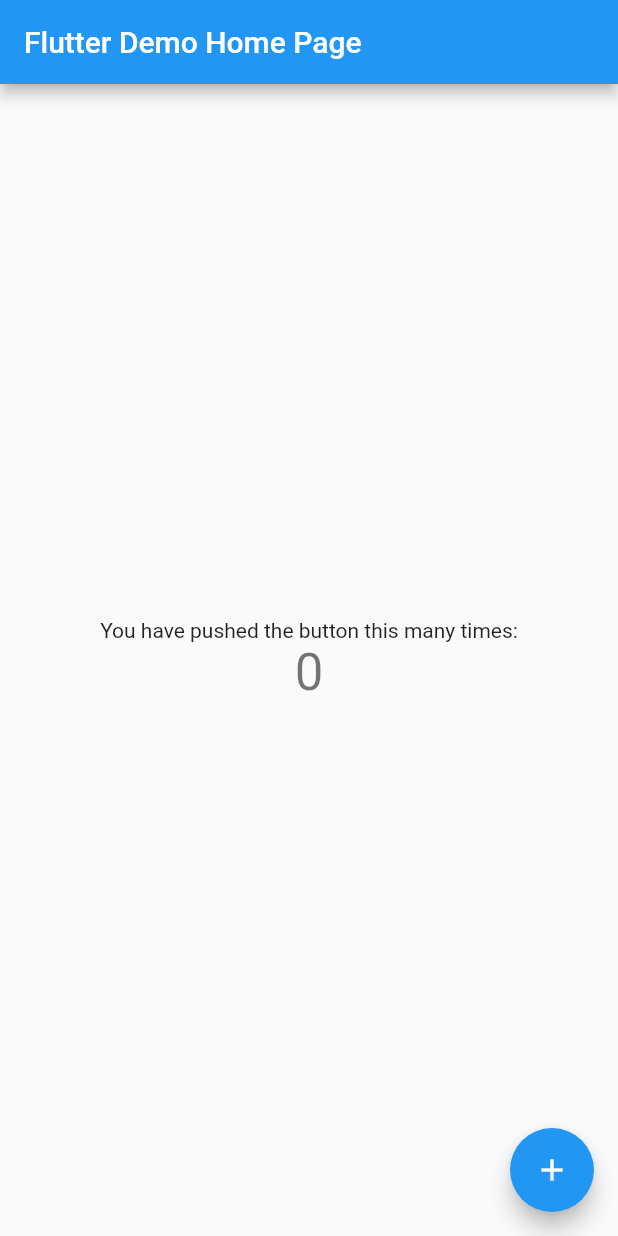
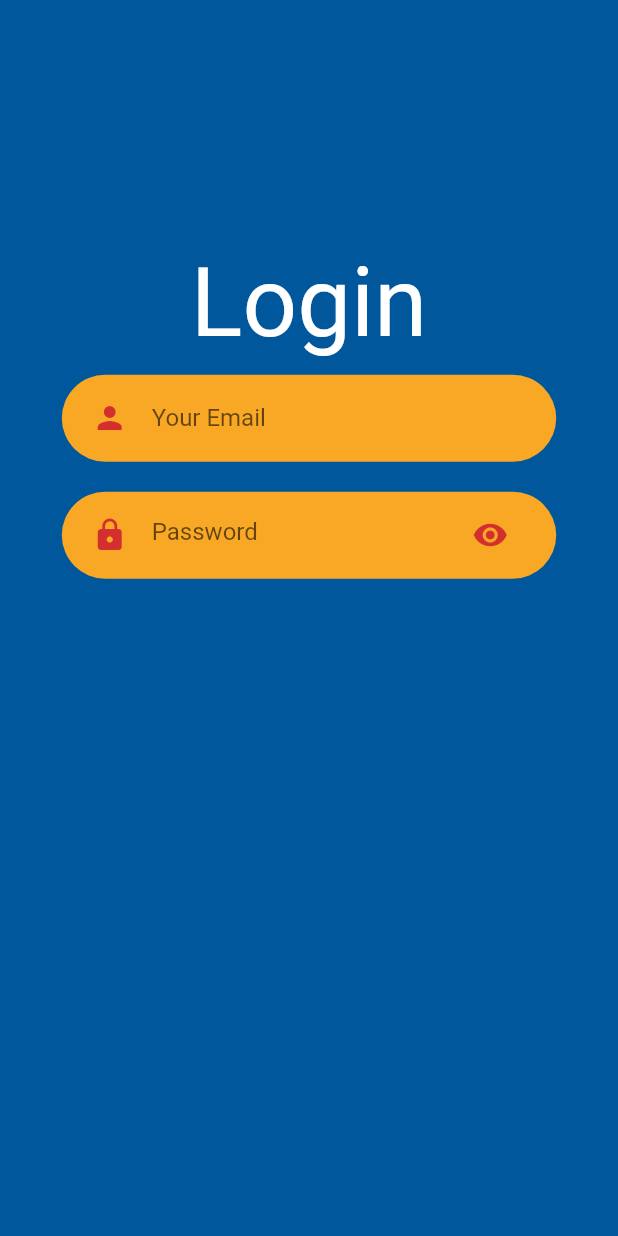
Before and after one commit to OnNa05/Weekends-Knowlede-Sharing, a Flutter app: the screen it shows after launch, on a phone screen of 412 x 824 dp. Run offline on Flutter 3.47's test engine with Material 2 defaults, Android fonts, the phone set to English and light mode, and no system bars; our stand-ins replace google_fonts; Roboto replaces fonts that are missing (Kanit).

Commit message:
Create UI Login

```diff
--- /dev/null
+++ b/lib/constant.dart
@@ -0,0 +1,5 @@
+import 'package:flutter/material.dart';
+
+const primaryColor = Color(0xffd32f2f);
+const seconderyColor = Color(0xfff9a825);
+const lightColor = Colors.white;
--- a/lib/main.dart
+++ b/lib/main.dart
@@ -1,4 +1,6 @@
 import 'package:flutter/material.dart';
+import 'screens/login_screen.dart';
+import 'package:google_fonts/google_fonts.dart';
 
 void main() {
   runApp(const MyApp());
@@ -7,109 +9,15 @@ void main() {
 class MyApp extends StatelessWidget {
   const MyApp({Key? key}) : super(key: key);
 
-  // This widget is the root of your application.
   @override
   Widget build(BuildContext context) {
     return MaterialApp(
       title: 'Flutter Demo',
       theme: ThemeData(
-        // This is the theme of your application.
-        //
-        // Try running your application with "flutter run". You'll see the
-        // application has a blue toolbar. Then, without quitting the app, try
-        // changing the primarySwatch below to Colors.green and then invoke
-        // "hot reload" (press "r" in the console where you ran "flutter run",
-        // or simply save your changes to "hot reload" in a Flutter IDE).
-        // Notice that the counter didn't reset back to zero; the application
-        // is not restarted.
-        primarySwatch: Colors.blue,
+        fontFamily: GoogleFonts.kanit().fontFamily,
+        scaffoldBackgroundColor: Colors.lightBlue[900],
       ),
-      home: const MyHomePage(title: 'Flutter Demo Home Page'),
+      home: LoginScreen(),
     );
   }
 }
-
-class MyHomePage extends StatefulWidget {
-  const MyHomePage({Key? key, required this.title}) : super(key: key);
-
-  // This widget is the home page of your application. It is stateful, meaning
-  // that it has a State object (defined below) that contains fields that affect
-  // how it looks.
-
-  // This class is the configuration for the state. It holds the values (in this
-  // case the title) provided by the parent (in this case the App widget) and
-  // used by the build method of the State. Fields in a Widget subclass are
-  // always marked "final".
-
-  final String title;
-
-  @override
-  State<MyHomePage> createState() => _MyHomePageState();
-}
-
-class _MyHomePageState extends State<MyHomePage> {
-  int _counter = 0;
-
-  void _incrementCounter() {
-    setState(() {
-      // This call to setState tells the Flutter framework that something has
-      // changed in this State, which causes it to rerun the build method below
-      // so that the display can reflect the updated values. If we changed
-      // _counter without calling setState(), then the build method would not be
-      // called again, and so nothing would appear to happen.
-      _counter++;
-    });
-  }
-
-  @override
-  Widget build(BuildContext context) {
-    // This method is rerun every time setState is called, for instance as done
-    // by the _incrementCounter method above.
-    //
-    // The Flutter framework has been optimized to make rerunning build methods
-    // fast, so that you can just rebuild anything that needs updating rather
-    // than having to individually change instances of widgets.
-    return Scaffold(
-      appBar: AppBar(
-        // Here we take the value from the MyHomePage object that was created by
-        // the App.build method, and use it to set our appbar title.
-        title: Text(widget.title),
-      ),
-      body: Center(
-        // Center is a layout widget. It takes a single child and positions it
-        // in the middle of the parent.
-        child: Column(
-          // Column is also a layout widget. It takes a list of children and
-          // arranges them vertically. By default, it sizes itself to fit its
-          // children horizontally, and tries to be as tall as its parent.
-          //
-          // Invoke "debug painting" (press "p" in the console, choose the
-          // "Toggle Debug Paint" action from the Flutter Inspector in Android
-          // Studio, or the "Toggle Debug Paint" command in Visual Studio Code)
-          // to see the wireframe for each widget.
-          //
-          // Column has various properties to control how it sizes itself and
-          // how it positions its children. Here we use mainAxisAlignment to
-          // center the children vertically; the main axis here is the vertical
-          // axis because Columns are vertical (the cross axis would be
-          // horizontal).
-          mainAxisAlignment: MainAxisAlignment.center,
-          children: <Widget>[
-            const Text(
-              'You have pushed the button this many times:',
-            ),
-            Text(
-              '$_counter',
-              style: Theme.of(context).textTheme.headline4,
-            ),
-          ],
-        ),
-      ),
-      floatingActionButton: FloatingActionButton(
-        onPressed: _incrementCounter,
-        tooltip: 'Increment',
-        child: const Icon(Icons.add),
-      ), // This trailing comma makes auto-formatting nicer for build methods.
-    );
-  }
-}
--- /dev/null
+++ b/lib/screens/login_screen.dart
@@ -0,0 +1,77 @@
+import 'package:flutter/material.dart';
+import 'package:workshop/constant.dart';
+
+class LoginScreen extends StatefulWidget {
+  LoginScreen({Key? key}) : super(key: key);
+
+  @override
+  State<LoginScreen> createState() => _LoginScreenState();
+}
+
+class _LoginScreenState extends State<LoginScreen> {
+  @override
+  Widget build(BuildContext context) {
+    Size size = MediaQuery.of(context).size;
+    bool showPassword = true;
+
+    return Scaffold(
+      body: Column(
+        mainAxisAlignment: MainAxisAlignment.start,
+        children: [
+          SizedBox(
+            height: size.height * 0.2,
+          ),
+          Row(
+            mainAxisAlignment: MainAxisAlignment.center,
+            children: [
+              Text(
+                "Login",
+                style: TextStyle(color: lightColor, fontSize: 64),
+              )
+            ],
+          ),
+          Container(
+              margin: EdgeInsets.symmetric(vertical: 10),
+              padding: EdgeInsets.symmetric(vertical: 5, horizontal: 20),
+              width: size.width * 0.8,
+              decoration: BoxDecoration(
+                  color: seconderyColor,
+                  borderRadius: BorderRadius.circular(30)),
+              child: TextFormField(
+                cursorColor: primaryColor,
+                decoration: InputDecoration(
+                    icon: Icon(Icons.person, color: primaryColor),
+                    hintText: "Your Email",
+                    border: InputBorder.none),
+              )),
+          Container(
+              margin: EdgeInsets.symmetric(vertical: 10),
+              padding: EdgeInsets.symmetric(vertical: 5, horizontal: 20),
+              width: size.width * 0.8,
+              decoration: BoxDecoration(
+                  color: seconderyColor,
+                  borderRadius: BorderRadius.circular(30)),
+              child: TextFormField(
+                cursorColor: primaryColor,
+                obscureText: true,
+                decoration: InputDecoration(
+                    icon: Icon(Icons.lock, color: primaryColor),
+                    suffixIcon: IconButton(
+                        onPressed: () {
+                          setState(() {
+                            showPassword = !showPassword;
+                          });
+                        },
+                        icon: Icon(
+                            showPassword
+                                ? Icons.visibility
+                                : Icons.visibility_off,
+                            color: primaryColor)),
+                    hintText: "Password",
+                    border: InputBorder.none),
+              )),
+        ],
+      ),
+    );
+  }
+}
--- a/pubspec.yaml
+++ b/pubspec.yaml
@@ -34,6 +34,7 @@ dependencies:
   # The following adds the Cupertino Icons font to your application.
   # Use with the CupertinoIcons class for iOS style icons.
   cupertino_icons: ^1.0.2
+  google_fonts: ^2.3.1
 
 dev_dependencies:
   flutter_test:
```
Also changed, not shown: pubspec.lock.
